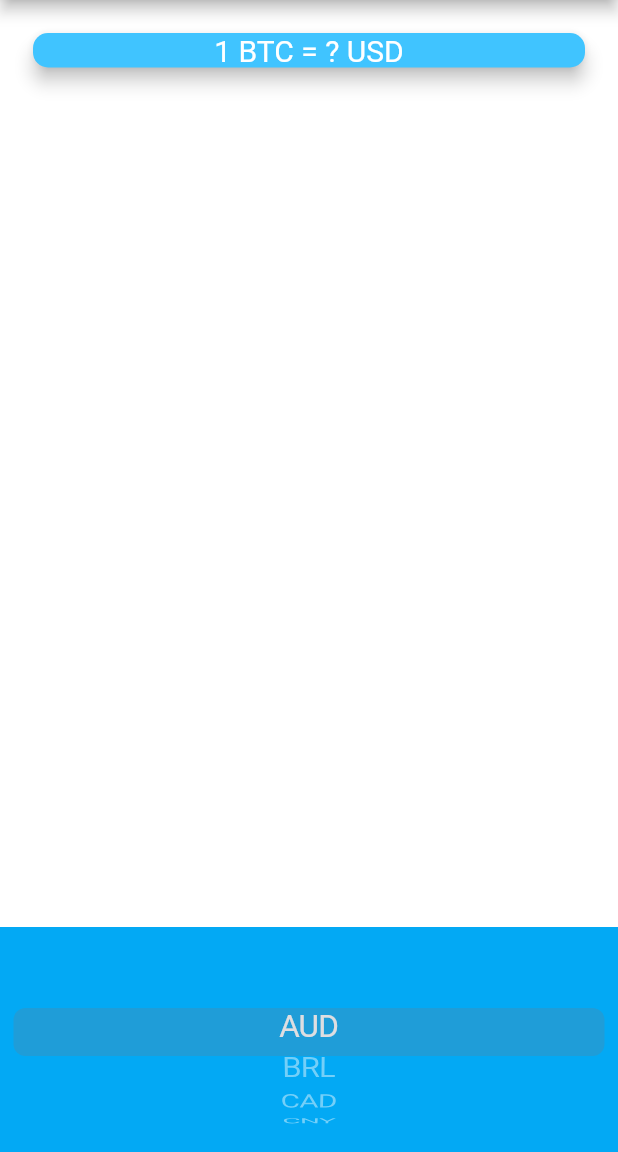
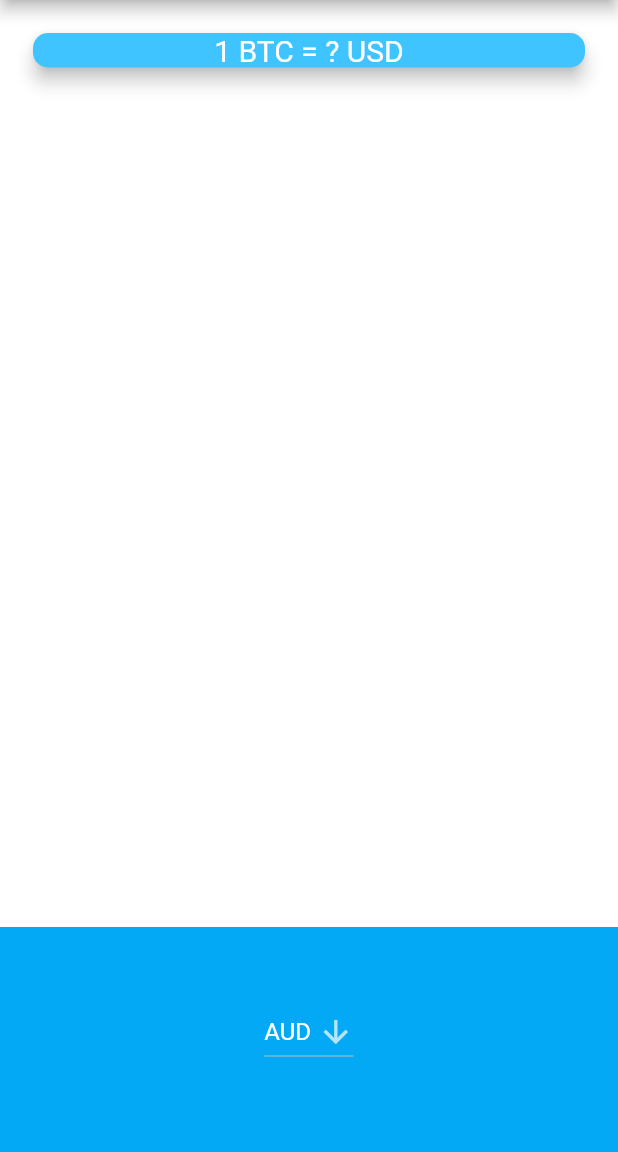
Before and after one commit to nestorsgarzonc/bitcoin-ticker, a Flutter app: the screen it shows after launch, on a phone screen of 412 x 824 dp, the part 84-1236 px from its top. Run offline on Flutter 3.47's test engine with Material 2 defaults, Android fonts, the phone set to English and light mode, and no system bars.

Commit message:
build for specific platform

```diff
--- a/lib/price_screen.dart
+++ b/lib/price_screen.dart
@@ -1,3 +1,5 @@
+import 'dart:io';
+
 import 'package:bitcoin_ticker/coin_data.dart';
 import 'package:flutter/cupertino.dart';
 import 'package:flutter/material.dart';
@@ -40,22 +42,15 @@ class _PriceScreenState extends State<PriceScreen> {
             alignment: Alignment.center,
             padding: EdgeInsets.only(bottom: 10.0),
             color: Colors.lightBlue,
-              child: CupertinoPicker(
-                itemExtent: 32,
-                backgroundColor: Colors.lightBlue,
-                onSelectedItemChanged: (selectedIndex) {
-                  print(selectedIndex);
-                },
-                children: currenciesList.map<Text>((value) {
-                  return Text(value, style: TextStyle(color: Colors.white));
-                }).toList(),
-              )),
+            child:Platform.isAndroid?getDropDownButton():getCupertinoPicker(),
+          ),
         ],
       ),
     );
   }
-}
-/* DropdownButton<String>(
+
+  DropdownButton<String> getDropDownButton() {
+    return DropdownButton<String>(
         value: selectedCurrency,
         icon: Icon(Icons.arrow_downward),
         iconSize: 24,
@@ -69,4 +64,19 @@ class _PriceScreenState extends State<PriceScreen> {
             value: value,
             child: Text(value),
           );
-                }).toList()), */
+        }).toList());
+  }
+
+  CupertinoPicker getCupertinoPicker() {
+    return CupertinoPicker(
+      itemExtent: 32,
+      backgroundColor: Colors.lightBlue,
+      onSelectedItemChanged: (selectedIndex) {
+        print(selectedIndex);
+      },
+      children: currenciesList.map<Text>((value) {
+        return Text(value, style: TextStyle(color: Colors.white));
+      }).toList(),
+    );
+  }
+}
```
Lines whose indentation alone changed are shown as unchanged.
